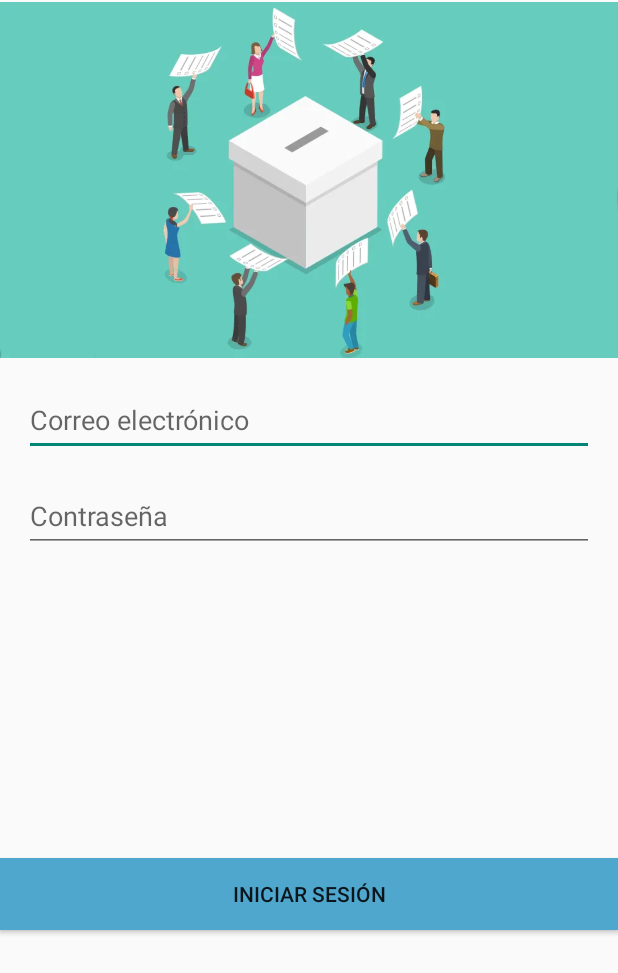
After one commit to EduardoGMora/IHC-app, an Android app: the layout login.xml on its own in the app's theme, with its tools: preview values and no code run, on a phone screen of 412 x 824 dp. The commit adds this screen. Shown: the top 973 px of the screen. Run offline under Robolectric (Android 15) with nearby library versions, the phone set to English and light mode, and no system bars.

Commit message:
Se arregló el formulario de login para que a la hora de llenar los datos de forma correcta redireccionara a la página splash

```diff
--- /dev/null
+++ b/app/src/main/res/layout/login.xml
@@ -0,0 +1,60 @@
+<?xml version="1.0" encoding="utf-8"?>
+<androidx.constraintlayout.widget.ConstraintLayout xmlns:android="http://schemas.android.com/apk/res/android"
+    xmlns:app="http://schemas.android.com/apk/res-auto"
+    xmlns:tools="http://schemas.android.com/tools"
+    android:layout_width="match_parent"
+    android:layout_height="match_parent"
+    tools:context=".MainActivity">
+
+    <!-- Campo de correo electrónico -->
+    <ImageView
+        android:id="@+id/imageView"
+        android:layout_width="wrap_content"
+        android:layout_height="240dp"
+        android:layout_marginBottom="20dp"
+        android:src="@drawable/votaciones"
+        android:contentDescription="Imagen de votaciones"
+        app:layout_constraintEnd_toEndOf="parent"
+        app:layout_constraintHorizontal_bias="0.5"
+        app:layout_constraintStart_toStartOf="parent"
+        app:layout_constraintTop_toTopOf="parent" />
+
+    <EditText
+        android:id="@+id/emailEditText"
+        android:layout_width="0dp"
+        android:layout_height="wrap_content"
+        android:layout_margin="16dp"
+        android:hint="Correo electrónico"
+        android:inputType="textEmailAddress"
+        android:minHeight="48dp"
+        app:layout_constraintEnd_toEndOf="parent"
+        app:layout_constraintStart_toStartOf="parent"
+        app:layout_constraintTop_toBottomOf="@id/imageView" />
+
+    <!-- Campo de contraseña -->
+    <EditText
+        android:id="@+id/passwordEditText"
+        android:layout_width="0dp"
+        android:layout_height="wrap_content"
+        android:layout_margin="16dp"
+        android:hint="Contraseña"
+        android:inputType="textPassword"
+        android:minHeight="48dp"
+        app:layout_constraintEnd_toEndOf="parent"
+        app:layout_constraintStart_toStartOf="parent"
+        app:layout_constraintTop_toBottomOf="@id/emailEditText" />
+
+    <!-- Botón de inicio de sesión -->
+    <Button
+        android:id="@+id/loginButton"
+        android:layout_width="match_parent"
+        android:layout_height="wrap_content"
+        android:minHeight="48dp"
+        android:background="@color/primary"
+        android:text="Iniciar sesión"
+        app:layout_constraintBottom_toBottomOf="parent"
+        app:layout_constraintEnd_toEndOf="parent"
+        app:layout_constraintStart_toStartOf="parent"
+        app:layout_constraintTop_toBottomOf="@id/passwordEditText" />
+
+</androidx.constraintlayout.widget.ConstraintLayout>
```
Also changed, not shown: app/src/main/AndroidManifest.xml (+8 -4 lines), app/src/main/java/com/claseIHC/myapplication2/MainActivity.java (+46 -12 lines), app/src/main/java/com/claseIHC/myapplication2/Splash.java (+10 -1 lines), app/src/main/java/com/claseIHC/myapplication2/ui/theme/Color.kt (deleted, +0 -11 lines), app/src/main/java/com/claseIHC/myapplication2/ui/theme/Theme.kt (deleted, +0 -58 lines), app/src/main/java/com/claseIHC/myapplication2/ui/theme/Type.kt (deleted, +0 -34 lines), app/src/main/res/layout/activity_main.xml (deleted, +0 -70 lines), app/src/main/res/layout/splash.xml (added, +33 -0 lines), app/src/main/res/values/colors.xml (+6 -7 lines), app/src/main/res/drawable/download_removebg_preview.png (added), app/src/main/res/drawable/icon.webp (added), app/src/main/res/drawable/votaciones.webp (added), 1 other file.
